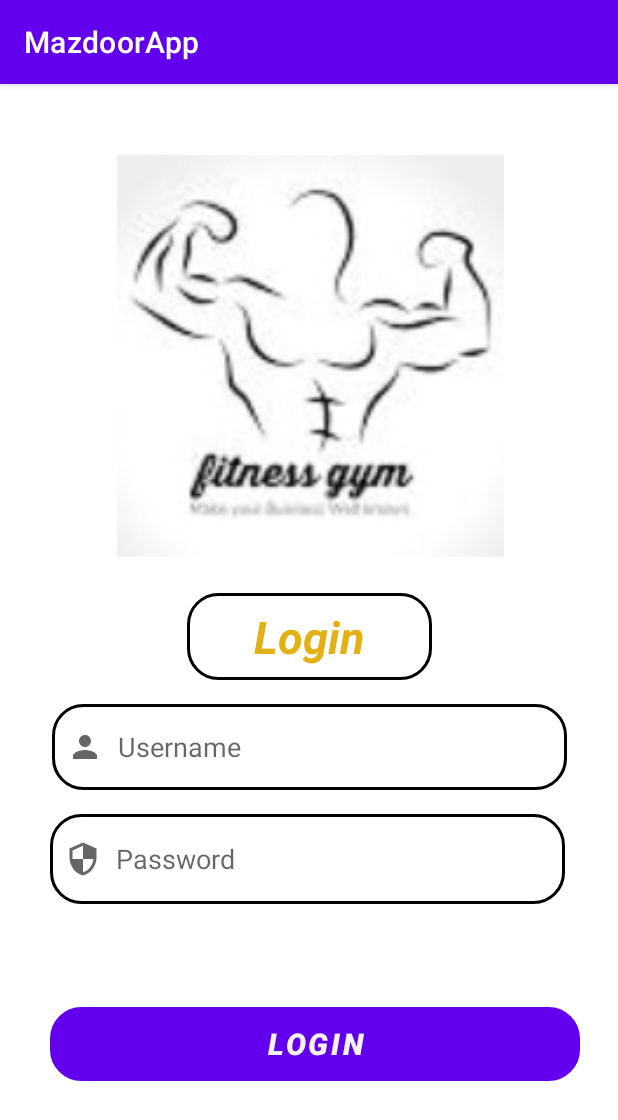
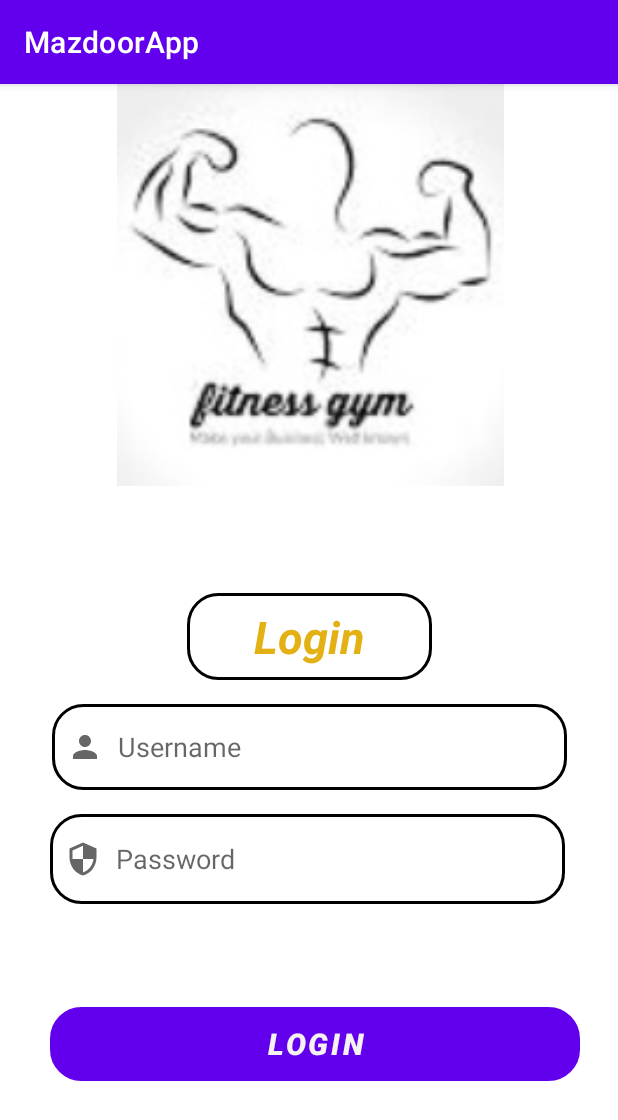
Before and after one commit to MuhammadArsalan123/Mazdoorapp, an Android app: the MainActivity screen opened directly, with no data from a screen before it, on a phone screen of 412 x 824 dp. Shown: the top 1120 px of the screen. Run offline under Robolectric (Android 15) with nearby library versions, the phone set to English and light mode, and no system bars.

Commit message:
pic change

```diff
--- a/app/src/main/res/layout/activity_main.xml
+++ b/app/src/main/res/layout/activity_main.xml
@@ -80,7 +80,7 @@
         android:id="@+id/imageView3"
         android:layout_width="450dp"
         android:layout_height="268dp"
-        app:layout_constraintBottom_toBottomOf="parent"
+        app:layou67890t_constraintBottom_toBottomOf="parent"
         app:layout_constraintEnd_toEndOf="parent"
         app:layout_constraintStart_toStartOf="parent"
         app:layout_constraintTop_toTopOf="parent"
```
